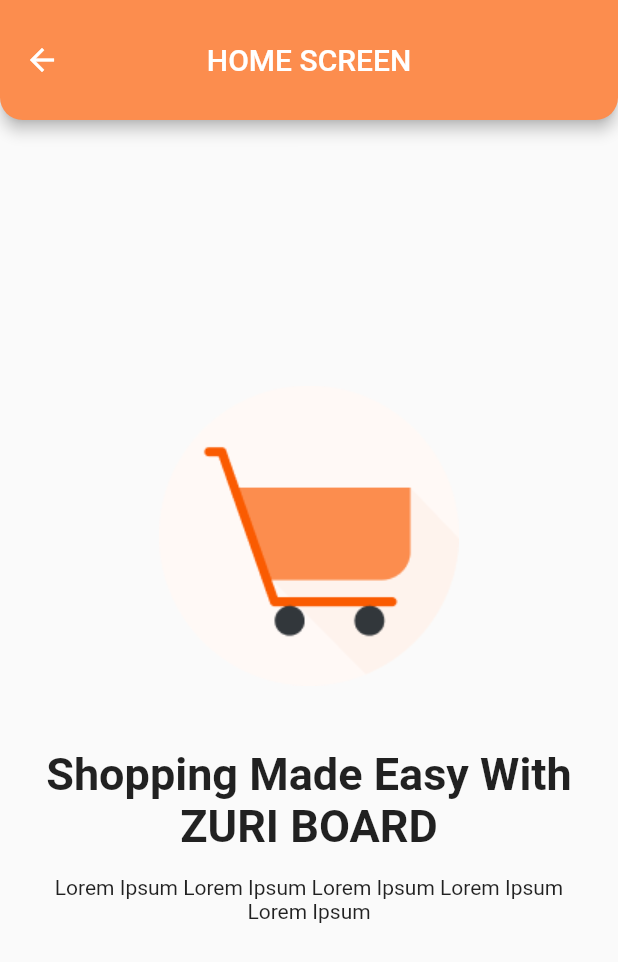
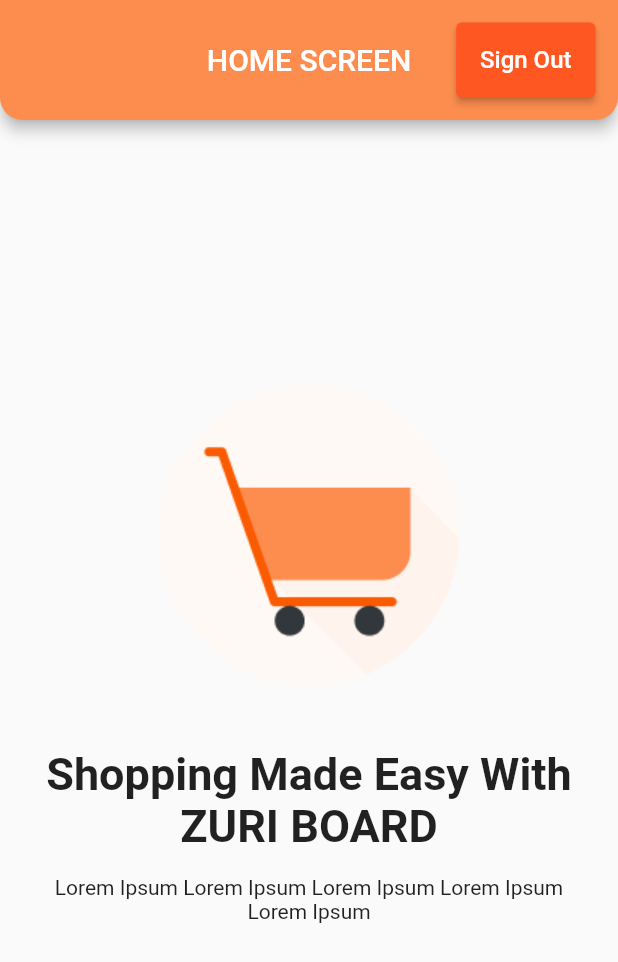
Before and after one commit to OstrichFarmer/zuri, a Flutter app: the MainPage screen opened directly, on a phone screen of 412 x 824 dp. Shown: the top 962 px of the screen. Run offline on Flutter 3.47's test engine with Material 2 defaults, Android fonts, the phone set to English and light mode, and no system bars; our stand-ins replace firebase_auth, firebase_core, get; accounts and stored records are empty; network calls fail.

```diff
--- a/lib/screens/main_page.dart
+++ b/lib/screens/main_page.dart
@@ -13,6 +13,7 @@ class MainPage extends StatelessWidget {
         stream: FirebaseAuth.instance.authStateChanges(),
         builder: (context, snapshot) {
           if (snapshot.hasData) {
+            print(snapshot.data);
             return const HomeScreen();
           } else {
             return const LoginScreen();
--- a/lib/screens/onboarding/home.dart
+++ b/lib/screens/onboarding/home.dart
@@ -1,14 +1,47 @@
+import 'package:firebase_auth/firebase_auth.dart';
 import 'package:flutter/material.dart';
+import 'package:get/get.dart';
+import 'package:zuri/screens/onboarding/login.dart';
 import 'package:zuri/utilities/colors.dart';
 import '../../utilities/dimensions.dart';
 
-class HomeScreen extends StatelessWidget {
+class HomeScreen extends StatefulWidget {
   const HomeScreen({Key? key}) : super(key: key);
+
+  @override
+  State<HomeScreen> createState() => _HomeScreenState();
+}
+
+class _HomeScreenState extends State<HomeScreen> {
+  Future<void> signOut() async {
+    await FirebaseAuth.instance.signOut();
+  }
 
   @override
   Widget build(BuildContext context) {
     return Scaffold(
       appBar: AppBar(
+        leading: Container(),
+        actions: [
+          Padding(
+            padding: const EdgeInsets.all(15.0),
+            child: ElevatedButton(
+                onPressed: () {
+                  signOut();
+                  Get.snackbar(
+                    'Logging out',
+                    'Log out Successful',
+                    isDismissible: true,
+                    snackPosition: SnackPosition.BOTTOM,
+                  );
+                  Get.to(() => const LoginScreen());
+                },
+                child: const Text(
+                  'Sign Out',
+                  style: TextStyle(fontSize: 16),
+                )),
+          )
+        ],
         backgroundColor: AppColors.royalOrange,
         toolbarHeight: 80,
         title: const Text('HOME SCREEN'),
--- a/lib/screens/splashscreen/splashscreen.dart
+++ b/lib/screens/splashscreen/splashscreen.dart
@@ -1,6 +1,8 @@
 import 'package:flutter/material.dart';
 import 'package:get/get.dart';
 import 'package:zuri/screens/main_page.dart';
+import 'package:zuri/screens/onboarding/login.dart';
+import 'package:zuri/screens/onboarding/signup_screen.dart';
 import '../../utilities/colors.dart';
 
 class SplashScreen extends StatefulWidget {
@@ -20,7 +22,7 @@ class _SplashScreenState extends State<SplashScreen> {
   _navigatetosplash() async {
     await Future.delayed(const Duration(seconds: 3), () {});
     if (!mounted) return;
-    Get.to(() => const MainPage());
+    Get.to(() => const LoginScreen());
   }
 
   @override
```
Also changed, not shown: lib/screens/onboarding/login.dart (+12 -6 lines), lib/screens/onboarding/signup_screen.dart (+13 -1 lines), 6 other files.
